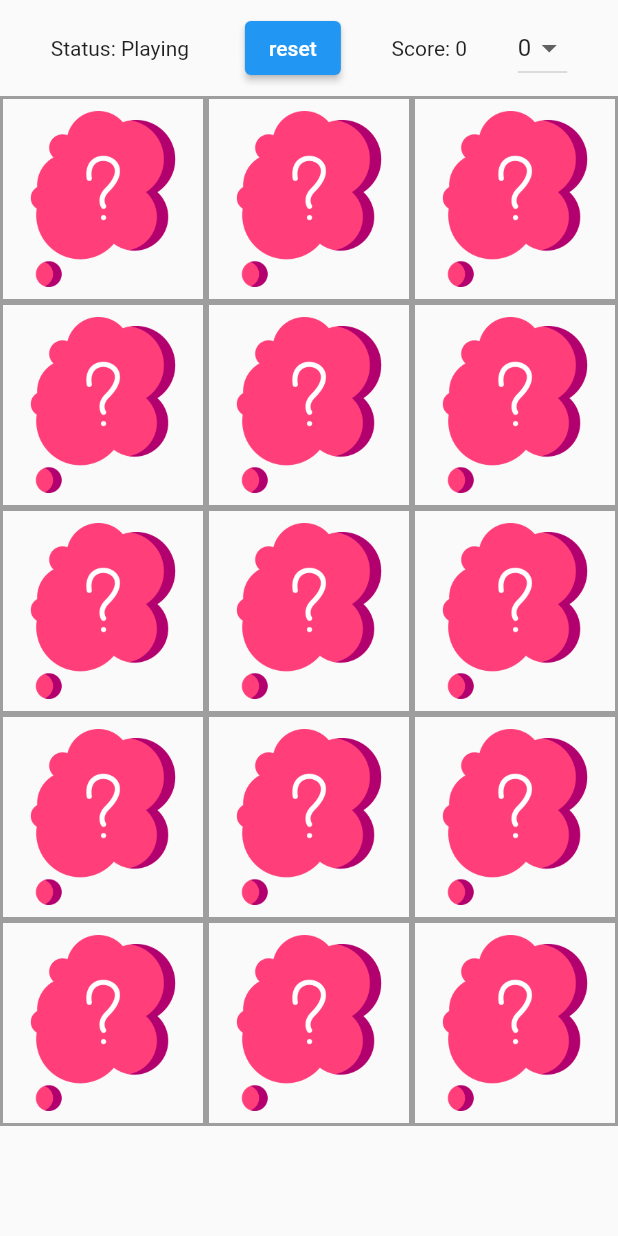
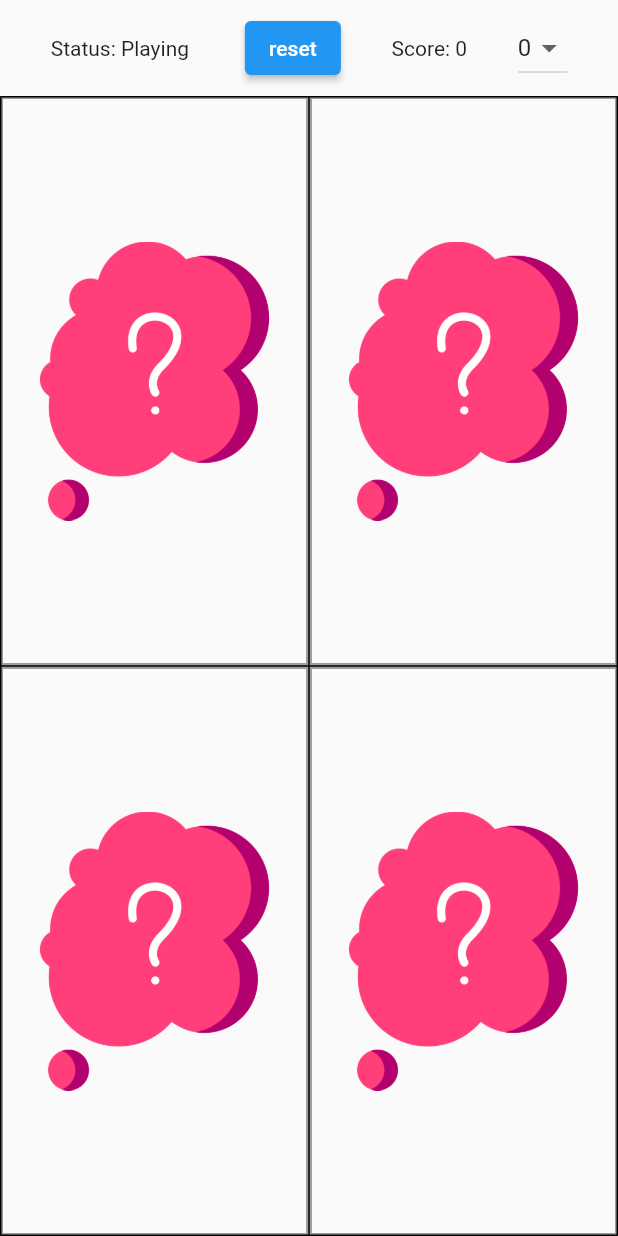
Before and after one commit to PiotrFLEURY/mines, a Flutter app: the screen it shows after launch, after a tap on "reset", on a phone screen of 412 x 824 dp. Run offline on Flutter 3.47's test engine with Material 2 defaults, Android fonts, the phone set to English and light mode, and no system bars; our stand-ins replace google_fonts.

Commit message:
replace gridview by table

```diff
--- a/lib/widgets/party.dart
+++ b/lib/widgets/party.dart
@@ -27,15 +27,19 @@ class _PartyState extends State<Party> {
   final toolbarHeight = 64.0;
   final List<CaseElement> values = [];
   final PartyState state = PartyState();
-  final List<double> _possibleHeights = [
-    128.0,
-    96.0,
-    80.0,
-    64.0,
-    48.0,
+  final List<int> _possibleCounts = [
+    4,
+    8,
+    12,
+    16,
+    20,
+    24,
+    28,
+    32,
+    36,
+    40,
   ];
   int _difficulty = 0;
-  late double elementHeight;
   Orientation _orientation = Orientation.portrait;
 
   @override
@@ -46,7 +50,6 @@ class _PartyState extends State<Party> {
 
   @override
   Widget build(BuildContext context) {
-    int _columns = _computeColumnCount();
     return OrientationBuilder(
       builder: (context, orientation) {
         if (orientation != _orientation) {
@@ -71,7 +74,7 @@ class _PartyState extends State<Party> {
                         Text('Score: ${state.score}'),
                         DropdownButton<int>(
                           items: List.generate(
-                            _possibleHeights.length,
+                            _possibleCounts.length,
                             (index) => DropdownMenuItem<int>(
                               child: Text(index.toString()),
                               value: index,
@@ -89,17 +92,37 @@ class _PartyState extends State<Party> {
                     ),
                   ),
                   Expanded(
-                    child: GridView.count(
-                      crossAxisCount: _columns,
-                      children: values.map((value) {
-                        return Square(
-                          element: value,
-                          width: elementHeight,
-                          height: elementHeight,
-                          onReveal: _refresh,
-                        );
-                      }).toList(),
-                    ),
+                    child: Builder(builder: (context) {
+                      int columnCount = _difficulty == 0 ? 2 : 4;
+                      return Table(
+                        border: TableBorder.all(color: Colors.black),
+                        columnWidths: const {
+                          0: FlexColumnWidth(),
+                          1: FlexColumnWidth(),
+                          2: FlexColumnWidth(),
+                          3: FlexColumnWidth(),
+                        },
+                        defaultVerticalAlignment:
+                            TableCellVerticalAlignment.middle,
+                        children: List.generate(
+                          _possibleCounts[_difficulty] ~/ columnCount,
+                          (rowIndex) => TableRow(
+                            children: List.generate(
+                              columnCount,
+                              (columnIndex) => Square(
+                                width: widget.width / columnCount,
+                                height: (widget.height - toolbarHeight) /
+                                    (_possibleCounts[_difficulty] /
+                                        columnCount),
+                                element: values[
+                                    rowIndex * columnCount + columnIndex],
+                                onReveal: _refresh,
+                              ),
+                            ),
+                          ),
+                        ),
+                      );
+                    }),
                   ),
                 ],
               ),
@@ -159,7 +182,7 @@ class _PartyState extends State<Party> {
         });
       }
       if (win) {
-        _difficulty = min(_difficulty + 1, _possibleHeights.length - 1);
+        _difficulty = min(_difficulty + 1, _possibleCounts.length - 1);
         _reset();
       }
     });
@@ -167,9 +190,8 @@ class _PartyState extends State<Party> {
 
   void _reset() {
     setState(() {
-      elementHeight = _possibleHeights[_difficulty];
       state.reset();
-      int elementCount = _computeElementCount();
+      int elementCount = _possibleCounts[_difficulty];
       values.clear();
       // Generate 12 random values between 0 and 1
       for (var i = 0; i < elementCount; i++) {
@@ -194,18 +216,4 @@ class _PartyState extends State<Party> {
       element.hide();
     });
   }
-
-  int _computeColumnCount() {
-    double screenWidth = widget.width;
-    return (screenWidth / elementHeight).floor();
-  }
-
-  int _computeElementCount() {
-    double screenWidth = widget.width;
-    double screenHeight =
-        widget.height - toolbarHeight; // remove toolbar height
-    int rowCount = (screenHeight / elementHeight).floor();
-    int columnCount = (screenWidth / elementHeight).floor();
-    return rowCount * columnCount;
-  }
 }
--- a/lib/widgets/square.dart
+++ b/lib/widgets/square.dart
@@ -9,18 +9,17 @@ class Square extends StatelessWidget {
 
   const Square({
     Key? key,
-    required this.element,
     required this.width,
     required this.height,
+    required this.element,
     required this.onReveal,
   }) : super(key: key);
 
   @override
   Widget build(BuildContext context) {
-    return SizedBox(
+    return Container(
       width: width,
       height: height,
-      child: Container(
       decoration: BoxDecoration(
         border: Border.all(
           color: element.isRevealed
@@ -43,7 +42,6 @@ class Square extends StatelessWidget {
               },
               child: Image.asset('assets/images/question.png'),
             ),
-      ),
     );
   }
 }
```
Lines whose indentation alone changed are shown as unchanged.
